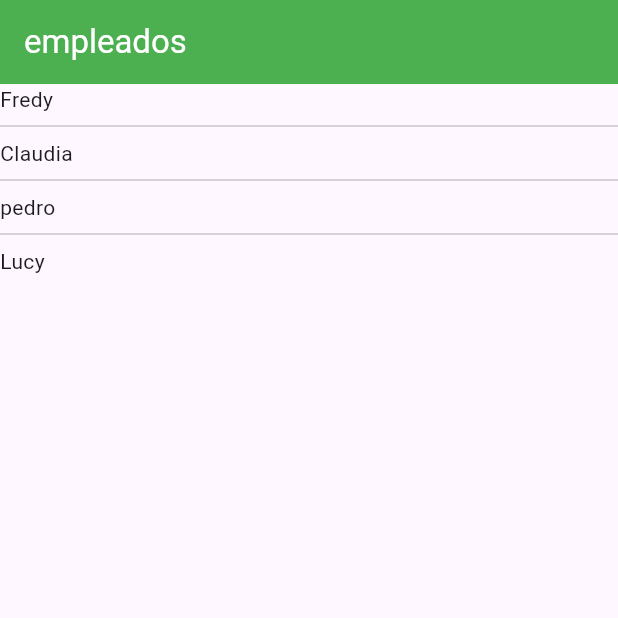
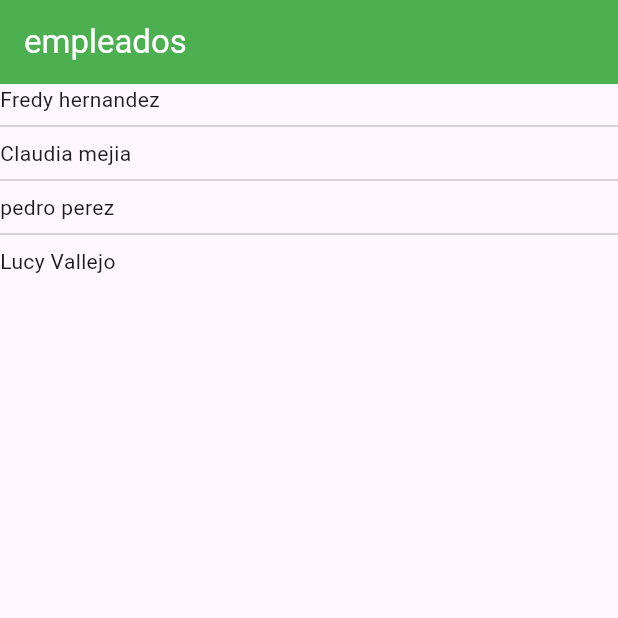
Before and after one commit to islenacaldas/creando-list-map, a Flutter app: the screen it shows after launch, on a phone screen of 412 x 824 dp, the top half of it. Run offline on Flutter 3.47's test engine with Material 3 defaults, Android fonts, the phone set to English and light mode, and no system bars.

Commit message:
se coloco todo en un colum para agrupar datos y mostrar uno a uno los campos con Text (empledos[index] (campo de dato))

```diff
--- a/lib/principal.dart
+++ b/lib/principal.dart
@@ -32,7 +32,9 @@ class Principal extends StatelessWidget {
             return Divider();
           },
           itemBuilder: (BuildContext context, int index) {
-            return Text(empleados[index]["nombre"]);
+            return Text(
+              empleados[index]["nombre"] + " " + empleados[index]["apellido"],
+            );
           },
         ),
       ),
```
